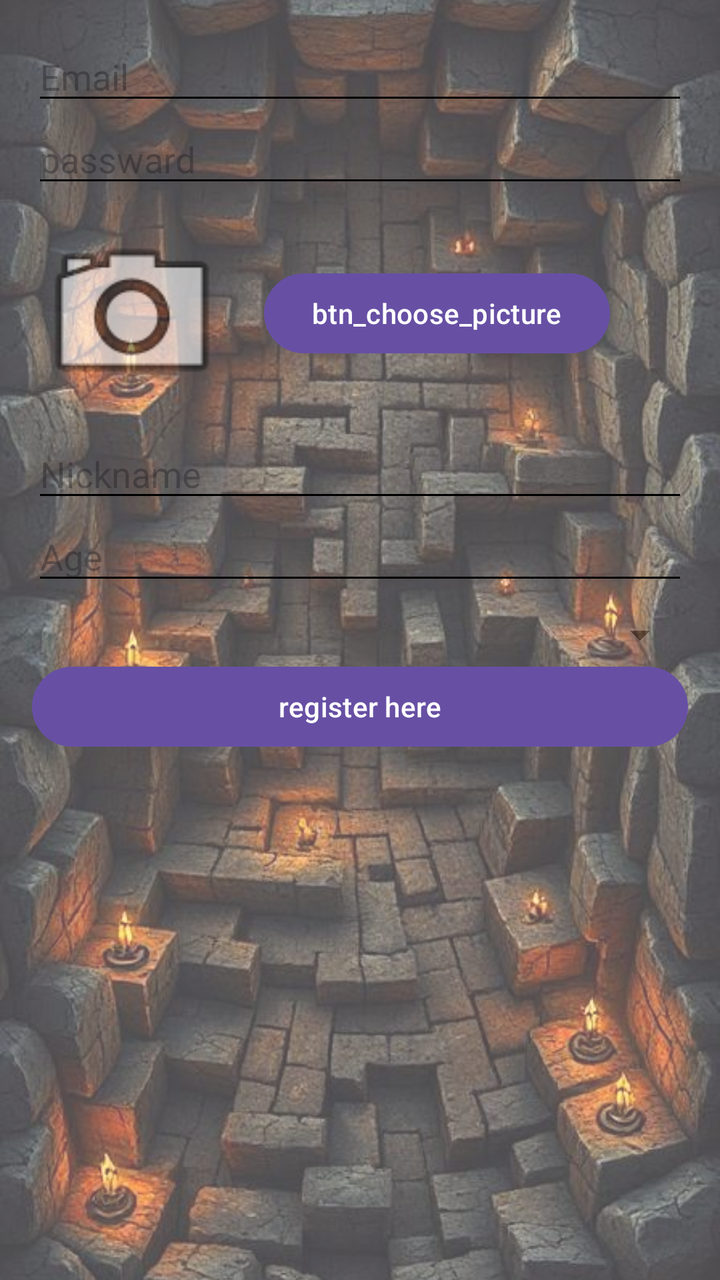
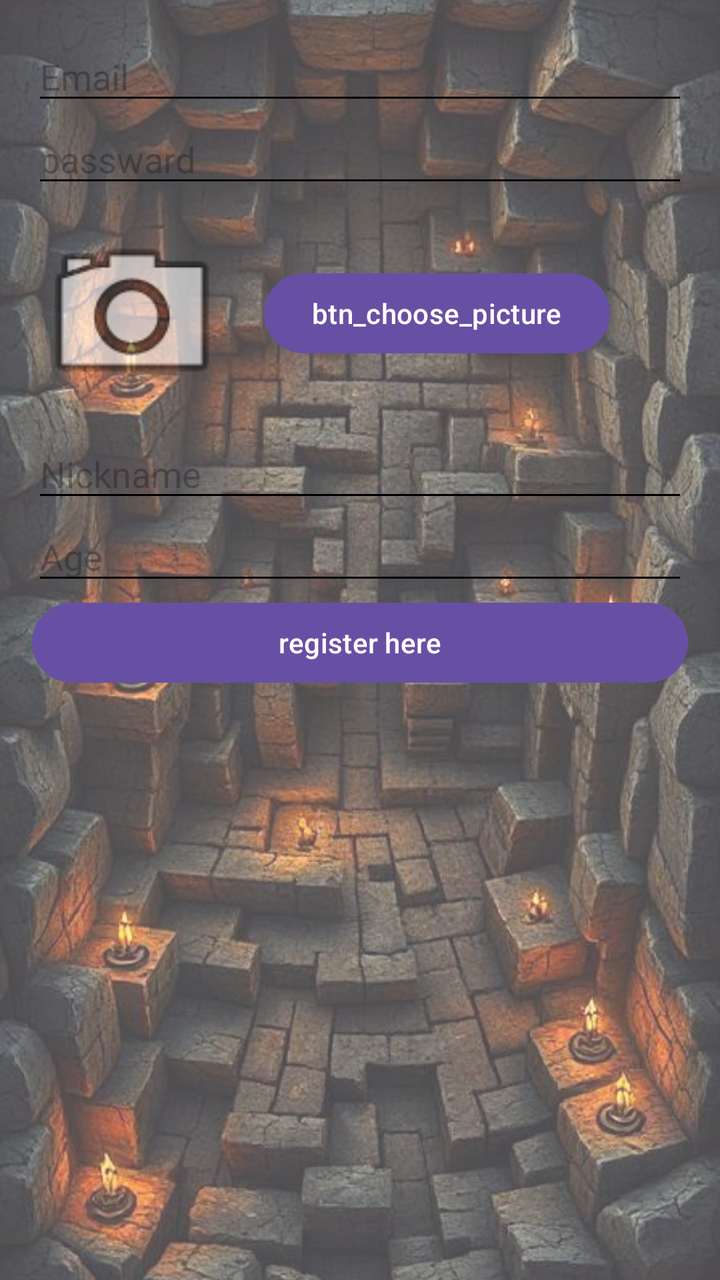

An Android layout rendered at two revisions. The XML below is the earlier revision; the diff shows what the commit changed to produce the second picture.
<!-- AndroidManifest.xml: application theme Theme.Travellog -->
<!-- res/layout/activity_registration.xml -->
<?xml version="1.0" encoding="utf-8"?>
<FrameLayout xmlns:android="http://schemas.android.com/apk/res/android"
    xmlns:app="http://schemas.android.com/apk/res-auto"
    xmlns:tools="http://schemas.android.com/tools"
    android:id="@+id/main"
    android:layout_width="match_parent"
    android:layout_height="match_parent"
    tools:context=".RegistrationActivity">

    <ImageView
        android:id="@+id/Background"
        android:layout_width="match_parent"
        android:layout_height="match_parent"
        android:src="@drawable/backgroundimage"
        android:alpha="0.7"
        android:scaleType="centerCrop" />

    <LinearLayout
        android:layout_width="match_parent"
        android:layout_height="match_parent"
        android:orientation="vertical"
        android:padding="16dp"> 

        <EditText
            android:id="@+id/emailEditText"
            android:layout_width="match_parent"
            android:layout_height="wrap_content"
            android:backgroundTint="@color/black"
            android:hint="Email" android:textColor="@color/black" />

        <EditText
            android:id="@+id/passwordEditText"
            android:layout_width="match_parent"
            android:layout_height="wrap_content"
            android:backgroundTint="@color/black"
            android:hint="passward" />

        <LinearLayout
            android:layout_width="match_parent"
            android:layout_height="wrap_content"
            android:orientation="horizontal"
            android:gravity="center_vertical"
            android:layout_marginTop="8dp"
            android:layout_marginBottom="8dp">

            <ImageView
                android:id="@+id/iv_profile_picture"
                android:layout_width="100dp"
                android:layout_height="100dp"
                android:contentDescription="Profile Picture Preview"
                android:src="@android:drawable/ic_menu_camera" />

            <Button
                android:id="@+id/btn_choose_picture"
                android:layout_width="wrap_content"
                android:layout_height="wrap_content"
                android:layout_marginStart="16dp"
                android:text="btn_choose_picture" />

        </LinearLayout>
        <EditText
            android:id="@+id/et_nickname"
            android:layout_width="match_parent"
            android:layout_height="wrap_content"
            android:hint="Nickname"
            android:inputType="textPersonName"
            android:backgroundTint="@color/black" />

        <EditText
            android:id="@+id/et_age"
            android:layout_width="match_parent"
            android:layout_height="wrap_content"
            android:hint="Age"
            android:inputType="number"
            android:backgroundTint="@color/black" />
        <Spinner
            android:id="@+id/spinner_travel_liking"
            android:layout_width="match_parent"
            android:layout_height="wrap_content"
            android:layout_marginTop="8dp" />
        <Button
            android:id="@+id/btn_register"
            android:layout_width="match_parent"
            android:layout_height="wrap_content"
            android:text="register here" />
    </LinearLayout>

</FrameLayout>
<!-- resources referenced by this layout -->
<resources>
  <color name="black">#FF000000</color>
  <!-- drawable backgroundimage: jpg bitmap (drawable, 69577 bytes) -->
  <style name="Theme.Travellog" parent="Base.Theme.Travellog" />
  <style name="Base.Theme.Travellog" parent="Theme.Material3.DayNight.NoActionBar">
          
          
      </style>
</resources>

<!-- the commit's change to res/layout/activity_registration.xml (unified diff, before → after) -->
@@ -73,11 +73,7 @@
             android:hint="Age"
             android:inputType="number"
             android:backgroundTint="@color/black" />
-        <Spinner
-            android:id="@+id/spinner_travel_liking"
-            android:layout_width="match_parent"
-            android:layout_height="wrap_content"
-            android:layout_marginTop="8dp" />
+
         <Button
             android:id="@+id/btn_register"
             android:layout_width="match_parent"
